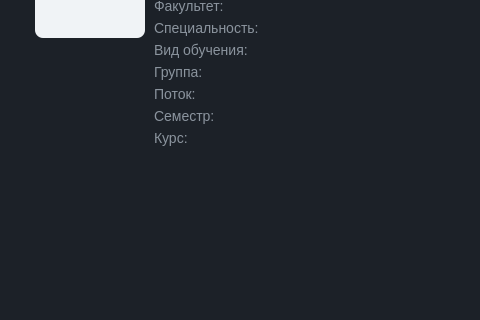
First picture: the form in frontend/dashboardwindow.ui, repository fomzzer/UniApp, before the edit; both pictures show x 149 to 629 and y 95 to 415 of the 900 by 600 pixel window.
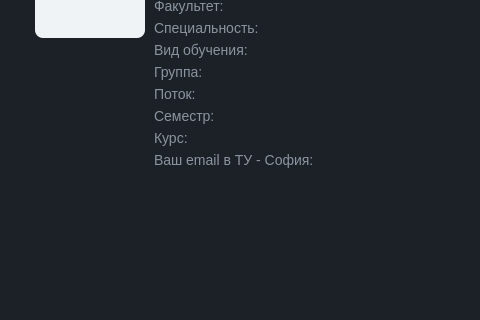
Second picture: the form after the edit. Icons and pictures are not drawn.

```diff
--- a/frontend/dashboardwindow.ui
+++ b/frontend/dashboardwindow.ui
@@ -519,6 +519,13 @@
               </property>
              </widget>
             </item>
+            <item>
+             <widget class="QLabel" name="lbl_tuemail">
+              <property name="text">
+               <string>Ваш email в ТУ - София:</string>
+              </property>
+             </widget>
+            </item>
             <item>
              <spacer name="verticalSpacer_3">
               <property name="orientation">
```
Left out of the diff: 4 changed lines with no effect on the pictures.
